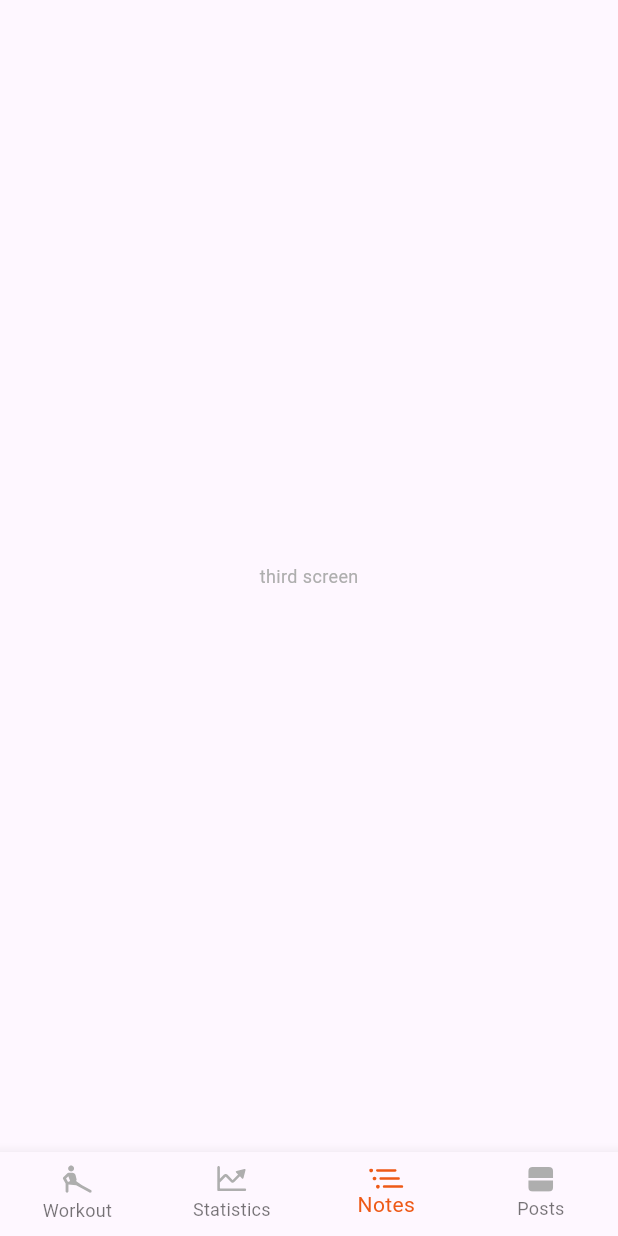
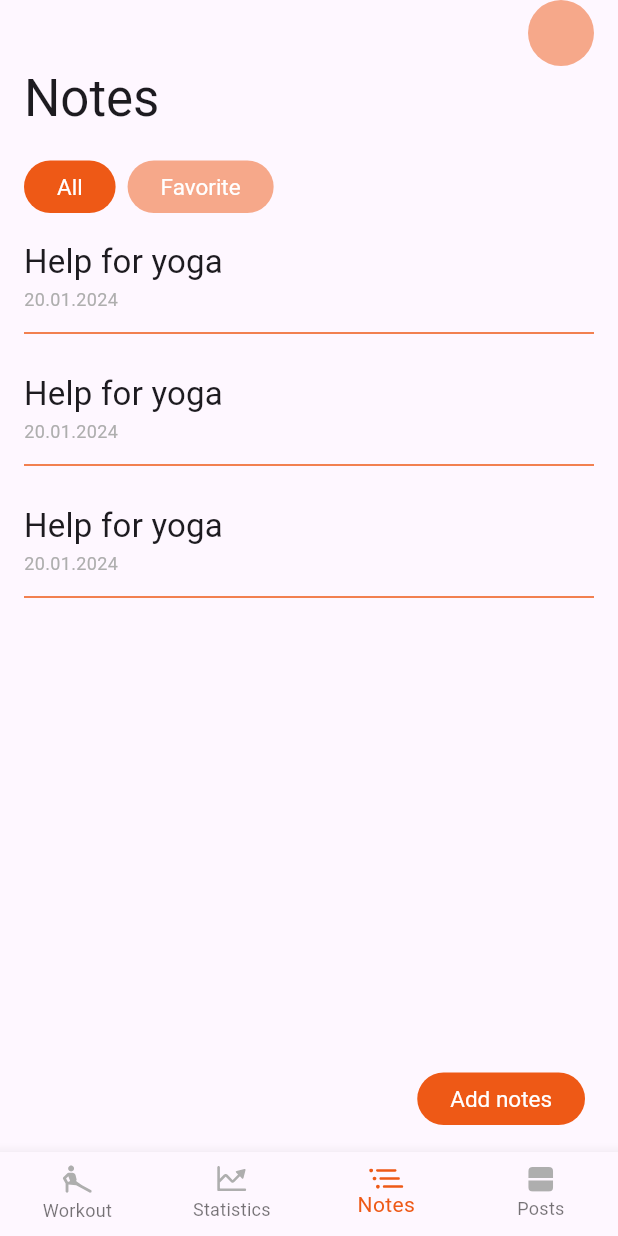
Before and after one commit to Yagshymyradov/most-bet, a Flutter app: the MainScreen screen opened directly, item 3 of the bottom bar chosen, on a phone screen of 412 x 824 dp. Run offline on Flutter 3.47's test engine with Material 3 defaults, Android fonts, the phone set to English and light mode, and no system bars; our stand-ins replace flutter_riverpod, flutter_svg, hive, hive_flutter, shared_preferences; missing offline and left inert: app_review; accounts and stored records are empty; generated files the repository leaves out were written again; Roboto replaces fonts that are missing (Sf-Pro-Regular); project files that could hold a hidden picture were left out.

Commit message:
notes screen

```diff
--- a/lib/l10n/arb/intl_en.arb
+++ b/lib/l10n/arb/intl_en.arb
@@ -47,6 +47,9 @@
   "addAnotherWorkout": "Add another workout",
   "chooseMonth": "Choose month",
   "timeSpent": "Time spent",
+  "all": "All",
+  "favorite": "Favorite",
+  "addNotes": "Add notes",
 
 
   "january": "January",
--- a/lib/screens/main_screen.dart
+++ b/lib/screens/main_screen.dart
@@ -3,6 +3,7 @@ import 'package:flutter/material.dart';
 import '../l10n/l10n.dart';
 import '../utils/assets.dart';
 import '../utils/theme/theme.dart';
+import 'notes_sceen/notes.dart';
 import 'statistic_sreen/statistic.dart';
 import 'workout_screen/workout.dart';
 
@@ -18,7 +19,7 @@ class _MainScreenState extends State<MainScreen> {
   List<Widget> pages = [
     const Workout(),
     const Statistic(),
-    const Center(child: Text('third screen')),
+    const Notes(),
     const Center(child: Text('fourth screen')),
   ];
 
--- /dev/null
+++ b/lib/screens/notes_sceen/add_notes.dart
@@ -0,0 +1,10 @@
+import 'package:flutter/material.dart';
+
+class AddNotes extends StatelessWidget {
+  const AddNotes({super.key});
+
+  @override
+  Widget build(BuildContext context) {
+    return const Placeholder();
+  }
+}
--- /dev/null
+++ b/lib/screens/notes_sceen/notes.dart
@@ -0,0 +1,92 @@
+import 'package:flutter/material.dart';
+
+import '../../components/app_bar_widget.dart';
+import '../../components/modal_bottom_sheet.dart';
+import '../../components/small_buttons.dart';
+import '../../l10n/l10n.dart';
+import '../../utils/extensions.dart';
+import '../../utils/theme/theme.dart';
+import 'add_notes.dart';
+
+class Notes extends StatefulWidget {
+  const Notes({super.key});
+
+  @override
+  State<Notes> createState() => _NotesState();
+}
+
+class _NotesState extends State<Notes> {
+  @override
+  Widget build(BuildContext context) {
+    final textTheme = context.textTheme;
+    final l10n = context.l10n;
+    return SafeArea(
+      child: Stack(
+        children: [
+          ListView(
+            padding: const EdgeInsets.symmetric(horizontal: 16),
+            children: [
+              AppBarWidget(title: l10n.notes),
+              const SizedBox(height: 20),
+              Row(
+                children: [
+                  SmallButton(title: l10n.all),
+                  const SizedBox(width: 8),
+                  SmallButton(
+                    title: l10n.favorite,
+                    backgroundColor: AppColors.primaryColor.withOpacity(0.5),
+                  ),
+                ],
+              ),
+              const SizedBox(height: 16),
+              Text(
+                'Help for yoga',
+                style: textTheme.titleMedium,
+              ),
+              Text(
+                '20.01.2024',
+                style: textTheme.bodyMedium,
+              ),
+              const SizedBox(height: 6),
+              const Divider(),
+              const SizedBox(height: 16),
+              Text(
+                'Help for yoga',
+                style: textTheme.titleMedium,
+              ),
+              Text(
+                '20.01.2024',
+                style: textTheme.bodyMedium,
+              ),
+              const SizedBox(height: 6),
+              const Divider(),
+              const SizedBox(height: 16),
+              Text(
+                'Help for yoga',
+                style: textTheme.titleMedium,
+              ),
+              Text(
+                '20.01.2024',
+                style: textTheme.bodyMedium,
+              ),
+              const SizedBox(height: 6),
+              const Divider(),
+              const SizedBox(height: 16),
+            ],
+          ),
+          Positioned(
+            bottom: 18,
+            right: 22,
+            child: SmallButton(
+              onTap: () => modalBottomSheet(
+                context,
+                const AddNotes(),
+              ).whenComplete(() => setState(() {})),
+              title: l10n.addNotes,
+            ),
+          ),
+        ],
+      ),
+    );
+  }
+}
```
